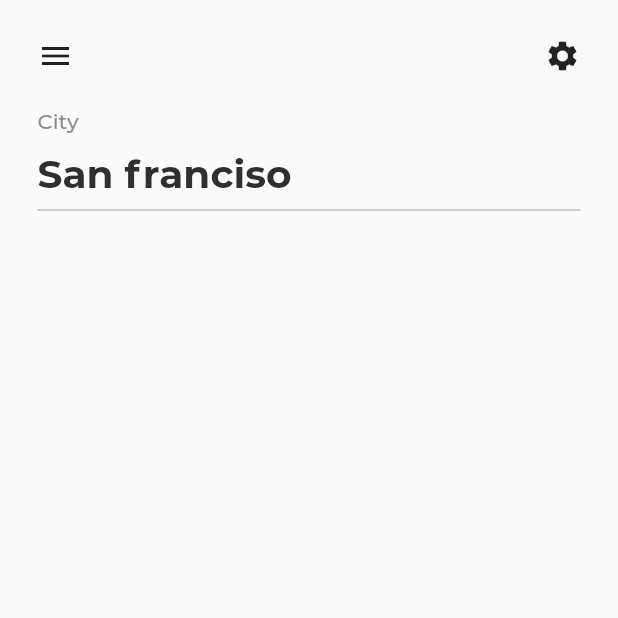
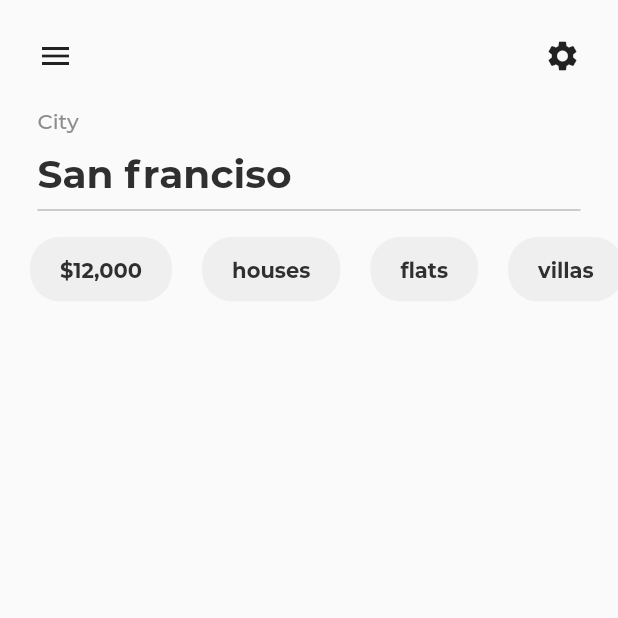
Before and after one commit to priyanshu-01/real_estate_app, a Flutter app: the screen it shows after launch, on a phone screen of 412 x 824 dp, the top half of it. Run offline on Flutter 3.47's test engine with Material 2 defaults, Android fonts, the phone set to English and light mode, and no system bars.

Commit message:
add single child scroll view

```diff
--- a/lib/screens/LandingPage.dart
+++ b/lib/screens/LandingPage.dart
@@ -55,6 +55,19 @@ class LandingPage extends StatelessWidget {
               ),
             ),
             addVerticalSpace(10),
+            SingleChildScrollView(
+              scrollDirection: Axis.horizontal,
+              child: Row(
+                children: [
+                  ChoiceOption(text: "\$12,000"),
+                  ChoiceOption(text: "houses"),
+                  ChoiceOption(text: "flats"),
+                  ChoiceOption(text: "villas"),
+                  ChoiceOption(text: "penthouse"),
+                ],
+              ),
+            ),
+
             // ChoiceOption -> Row -> SingleChildScrollView (axis horizontal)
 
             addVerticalSpace(10),
```
